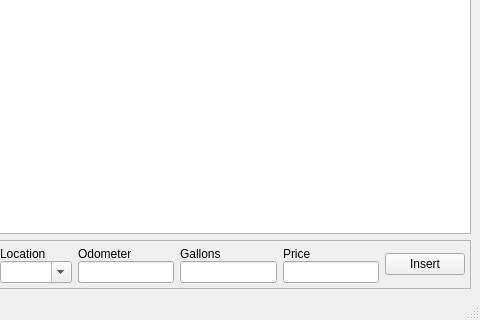
Old version of the form UIFiles/ui1.ui in the repository lcmcninch/MileageTracker; both pictures show x 116 to 596 and y 253 to 573 of the 596 by 573 pixel window.
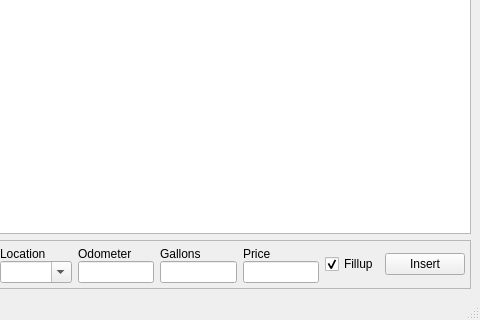
New version of the form.

Commit message: Left off after getting import method to work. Next is to get Insert working.

What changed in the file:
```diff
--- a/UIFiles/ui1.ui
+++ b/UIFiles/ui1.ui
@@ -131,6 +131,16 @@
          </item>
         </layout>
        </item>
+       <item>
+        <widget class="QCheckBox" name="checkFillup">
+         <property name="text">
+          <string>Fillup</string>
+         </property>
+         <property name="checked">
+          <bool>true</bool>
+         </property>
+        </widget>
+       </item>
        <item>
         <widget class="QPushButton" name="buttonInsert">
          <property name="text">
```
Left out of the diff: 2 changed lines with no effect on the pictures. The commit also changes 2 other files.
